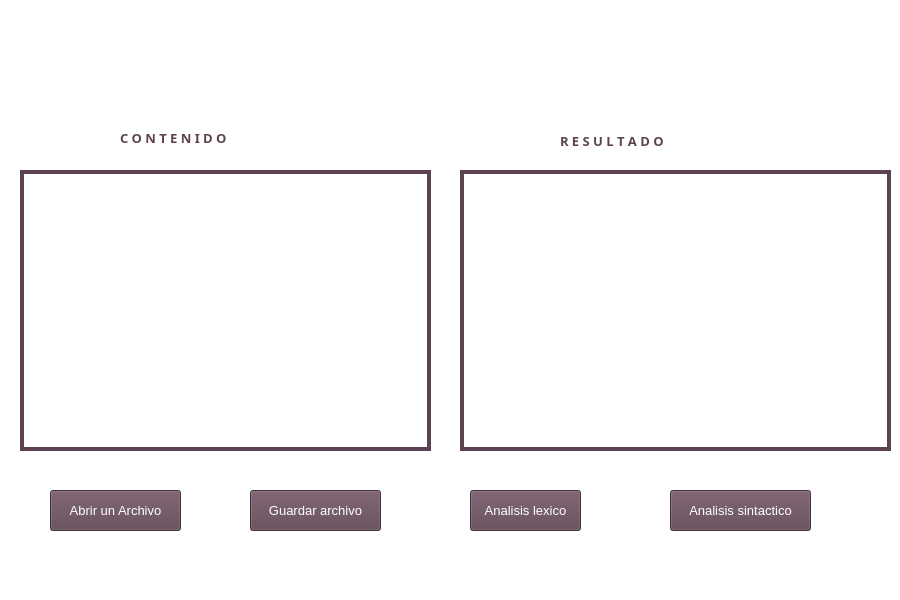
The window that mainwindow.ui (Lajs5257/AnalizadorLexico) describes before a commit, drawn with Qt 5.
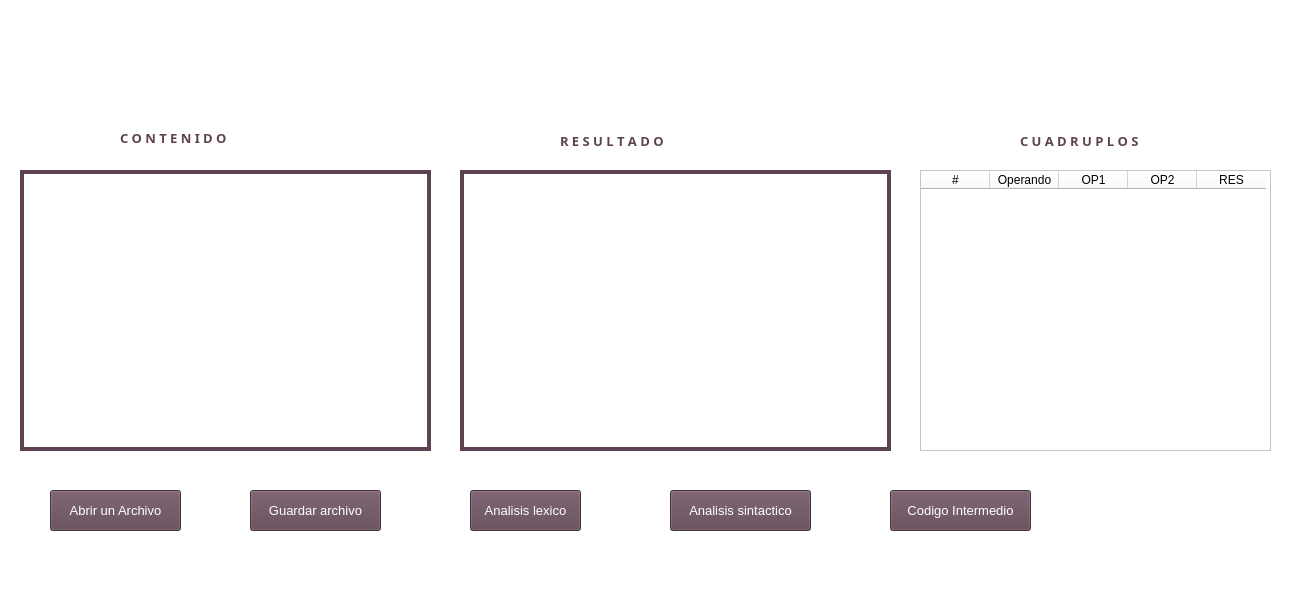
The same window after the commit. Icons and pictures are not drawn.

```diff
--- a/mainwindow.ui
+++ b/mainwindow.ui
@@ -6,7 +6,7 @@
    <rect>
     <x>0</x>
     <y>0</y>
-    <width>900</width>
+    <width>1295</width>
     <height>600</height>
    </rect>
   </property>
@@ -231,6 +231,105 @@
      <string>Analisis sintactico</string>
     </property>
    </widget>
+   <widget class="QTableWidget" name="Cuadruplos">
+    <property name="geometry">
+     <rect>
+      <x>920</x>
+      <y>170</y>
+      <width>351</width>
+      <height>281</height>
+     </rect>
+    </property>
+    <property name="editTriggers">
+     <set>QAbstractItemView::NoEditTriggers</set>
+    </property>
+    <attribute name="horizontalHeaderCascadingSectionResizes">
+     <bool>true</bool>
+    </attribute>
+    <attribute name="horizontalHeaderDefaultSectionSize">
+     <number>69</number>
+    </attribute>
+    <attribute name="verticalHeaderVisible">
+     <bool>false</bool>
+    </attribute>
+    <column>
+     <property name="text">
+      <string>#</string>
+     </property>
+    </column>
+    <column>
+     <property name="text">
+      <string>Operando</string>
+     </property>
+    </column>
+    <column>
+     <property name="text">
+      <string>OP1</string>
+     </property>
+    </column>
+    <column>
+     <property name="text">
+      <string>OP2</string>
+     </property>
+    </column>
+    <column>
+     <property name="text">
+      <string>RES</string>
+     </property>
+    </column>
+   </widget>
+   <widget class="QLabel" name="label_3">
+    <property name="geometry">
+     <rect>
+      <x>1020</x>
+      <y>130</y>
+      <width>191</width>
+      <height>21</height>
+     </rect>
+    </property>
+    <property name="font">
+     <font>
+      <family>Arial Black</family>
+      <pointsize>10</pointsize>
+      <weight>75</weight>
+      <bold>true</bold>
+     </font>
+    </property>
+    <property name="autoFillBackground">
+     <bool>false</bool>
+    </property>
+    <property name="styleSheet">
+     <string notr="true">color:rgb(93, 67, 81)</string>
+    </property>
+    <property name="text">
+     <string>C U A D R U P L O S </string>
+    </property>
+   </widget>
+   <widget class="QPushButton" name="btnAnaliza_3">
+    <property name="geometry">
+     <rect>
+      <x>890</x>
+      <y>490</y>
+      <width>141</width>
+      <height>41</height>
+     </rect>
+    </property>
+    <property name="font">
+     <font>
+      <family>Arial</family>
+      <pointsize>10</pointsize>
+     </font>
+    </property>
+    <property name="toolTip">
+     <string>Pulsa para analizar</string>
+    </property>
+    <property name="styleSheet">
+     <string notr="true">background-color:rgb(93, 67, 81) ;color:white</string>
+    </property>
+    <property name="text">
+     <string>Codigo Intermedio</string>
+    </property>
+   </widget>
   </widget>
   <widget class="QMenuBar" name="menubar">
    <property name="geometry">
```
Left out of the diff: 2 changed lines with no effect on the pictures.
